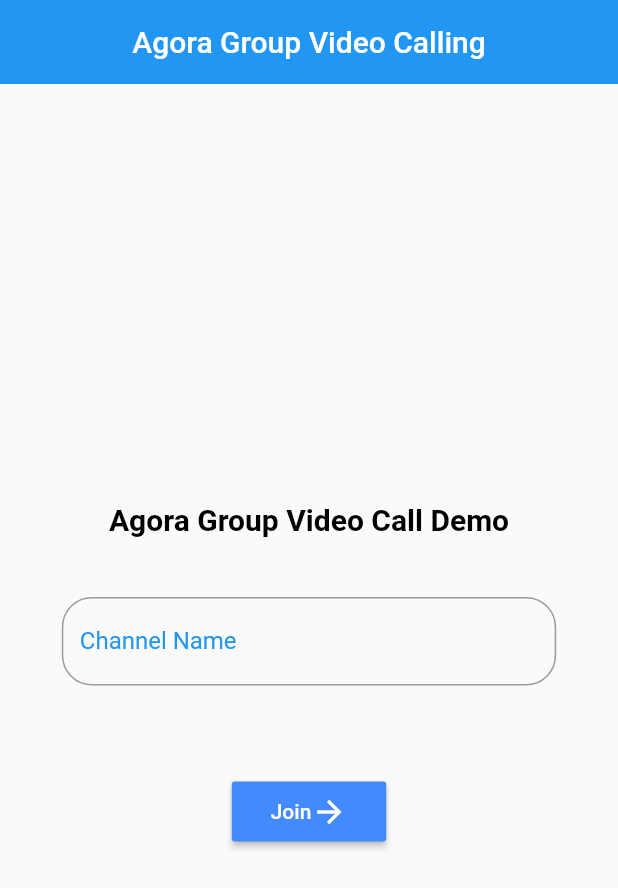
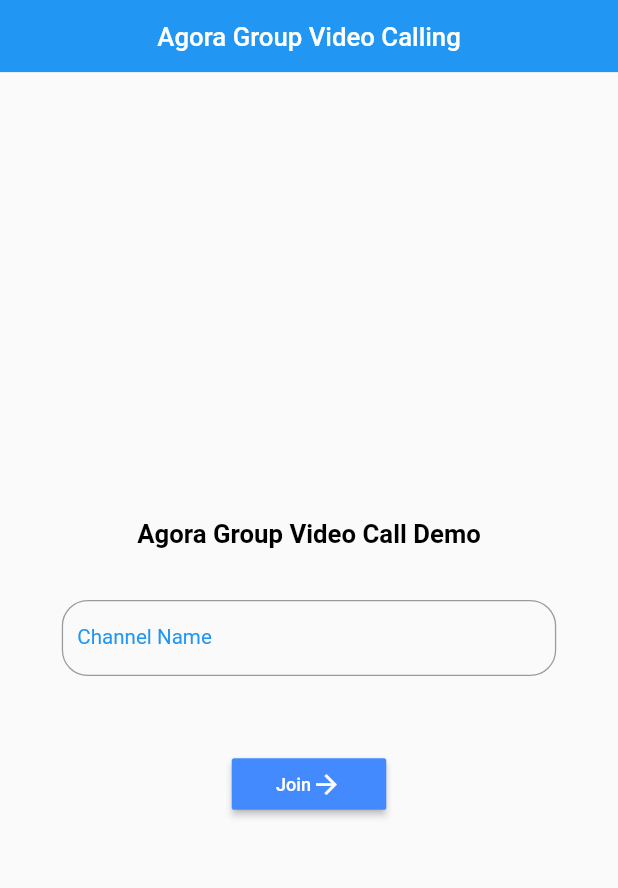
Before and after one commit to Shreemanarjun/videocallapp, a Flutter app: the screen it shows after launch, on a phone screen of 412 x 824 dp. Shown: the top 888 px of the screen. Run offline on Flutter 3.47's test engine with Material 2 defaults, Android fonts, the phone set to English and light mode, and no system bars; our stand-ins replace permission_handler, responsive_framework; missing offline and left inert: agora_rtc_engine.

Commit message:
added responsive framework

```diff
--- a/lib/main.dart
+++ b/lib/main.dart
@@ -1,4 +1,5 @@
 import 'package:flutter/material.dart';
+import 'package:responsive_framework/responsive_framework.dart';
 
 import 'pages/homepage.dart';
 
@@ -18,6 +19,21 @@
         primarySwatch: Colors.blue,
         visualDensity: VisualDensity.adaptivePlatformDensity,
       ),
+      builder: (context, widget) => ResponsiveWrapper.builder(
+        widget!,
+        maxWidth: 1200,
+        minWidth: 480,
+        defaultScale: true,
+        breakpoints: [
+          const ResponsiveBreakpoint.resize(480, name: MOBILE),
+          const ResponsiveBreakpoint.autoScale(800, name: TABLET),
+          const ResponsiveBreakpoint.resize(1000, name: DESKTOP),
+          const ResponsiveBreakpoint.autoScale(2460, name: '4K'),
+        ],
+        background: Container(
+          color: Colors.transparent,
+        ),
+      ),
       home: const MyHomePage(),
     );
   }
--- a/pubspec.yaml
+++ b/pubspec.yaml
@@ -32,6 +32,7 @@
   flutter:
     sdk: flutter
   permission_handler: ^8.1.4+2
+  responsive_framework: ^0.1.4
 
 dev_dependencies:
   flutter_lints: ^1.0.0
```
Also changed, not shown: pubspec.lock, 16 other files.
